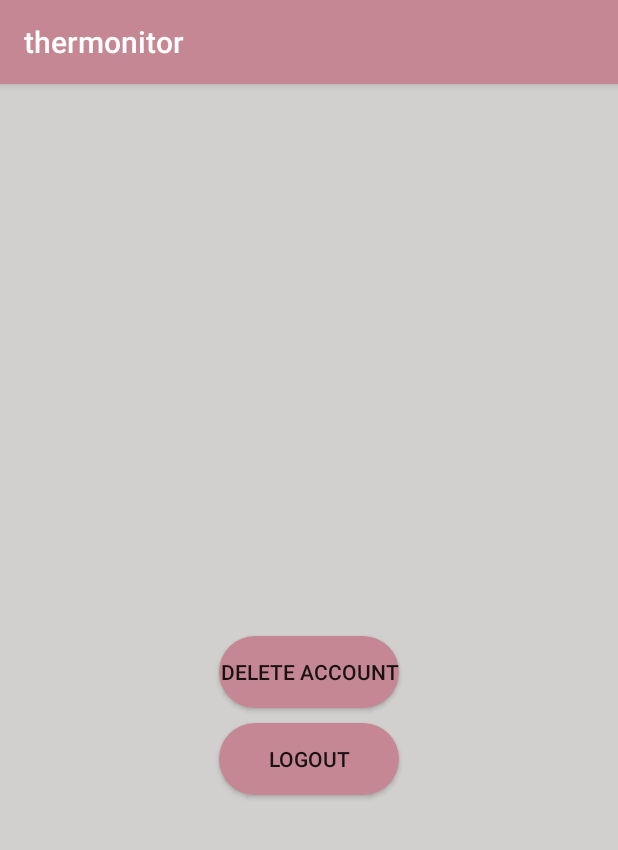
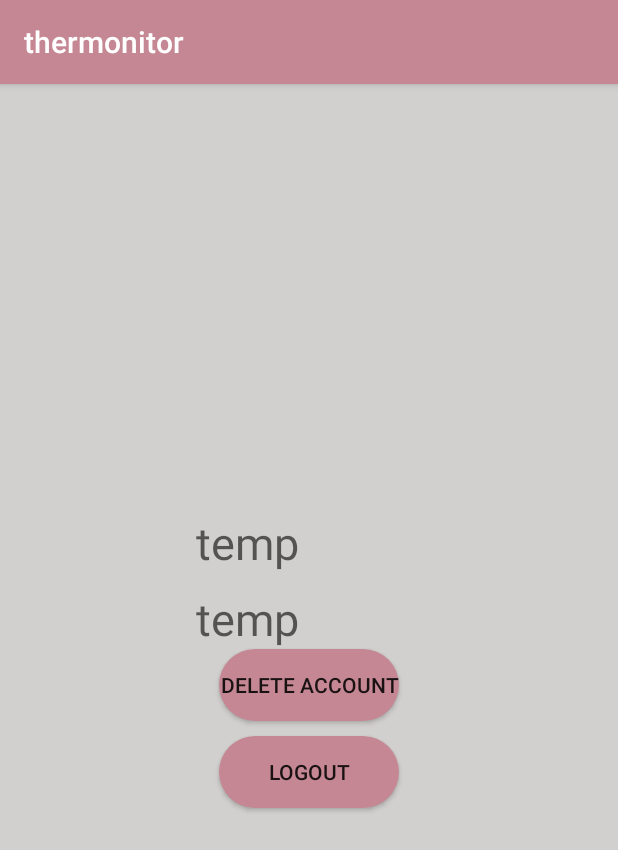
Before and after one commit to samarraly/Thermonitor, an Android app: the DeviceDetailActivity screen opened directly, with no data from a screen before it, on a phone screen of 412 x 824 dp. Shown: the top 850 px of the screen. Run offline under Robolectric (Android 15) with nearby library versions, the phone set to English and light mode, and no system bars; our stand-ins replace Firebase (no records; nobody signed in at launch, a user with empty details on screens opened directly).

Commit message:
Thermonitor

```diff
--- a/app/src/main/java/guc/edu/thermonitor/DeviceDetailActivity.java
+++ b/app/src/main/java/guc/edu/thermonitor/DeviceDetailActivity.java
@@ -5,11 +5,15 @@ import android.content.Intent;
 import android.support.annotation.NonNull;
 import android.support.v7.app.AppCompatActivity;
 import android.os.Bundle;
+import android.util.Log;
 import android.view.View;
 import android.widget.Button;
 import android.widget.TextView;
 import android.widget.Toast;
 
+import com.google.android.gms.auth.api.Auth;
+import com.google.android.gms.auth.api.signin.GoogleSignInOptions;
+import com.google.android.gms.common.api.GoogleApiClient;
 import com.google.android.gms.tasks.OnCompleteListener;
 import com.google.android.gms.tasks.Task;
 import com.google.firebase.auth.FirebaseAuth;
@@ -25,20 +29,29 @@ public class DeviceDetailActivity extends AppCompatActivity {
    Button logout;
    FirebaseUser auth;
    ProgressDialog progrees;
-   private TextView MsgTxt;
-   private FirebaseDatabase firebaseDatabase=FirebaseDatabase.getInstance();
-   private DatabaseReference mRootReference = firebaseDatabase.getReference();
-   private DatabaseReference mChildResference = mRootReference.child("message");
+   private GoogleApiClient mGoogleSignInClient;
+   //private TextView MsgTxt;
+   private TextView celsius;
+   private TextView fahrenheit;
+   private FirebaseDatabase firebaseDatabase;
+   private DatabaseReference myRef;
+   //private DatabaseReference mChildResference = mRootReference.child("message");
+   String currentEsp;
     @Override
     protected void onCreate(Bundle savedInstanceState) {
         super.onCreate(savedInstanceState);
         setContentView(R.layout.activity_device_detail);
+        Intent intent = getIntent();
+        currentEsp=intent.getStringExtra("name");
+        celsius = (TextView) findViewById(R.id.txtC);
+        fahrenheit = (TextView) findViewById(R.id.txtF);
         delete = (Button)findViewById(R.id.buttondelete);
         logout=(Button)findViewById(R.id.buttonlogout);
         auth= FirebaseAuth.getInstance().getCurrentUser();
-        MsgTxt=(TextView)findViewById(R.id.messsge);
+        firebaseDatabase = FirebaseDatabase.getInstance();
+        myRef = firebaseDatabase.getReference();
         progrees=new ProgressDialog(this);
-        MsgTxt.setText("Message Appear here");
+
 
         delete.setOnClickListener(new View.OnClickListener() {
             @Override
@@ -89,23 +102,55 @@ public class DeviceDetailActivity extends AppCompatActivity {
 
     }
 
+    //getting user
     @Override
     protected void onStart() {
+        GoogleSignInOptions gso = new GoogleSignInOptions.Builder(GoogleSignInOptions.DEFAULT_SIGN_IN)
+                .requestIdToken("874551466482-tjvm46r9lsvnj1k5k4qefs8ocmj5po1r.apps.googleusercontent.com")
+                .requestEmail()
+                .build();
+        mGoogleSignInClient = new GoogleApiClient.Builder(this)
+                .addApi(Auth.GOOGLE_SIGN_IN_API, gso)
+                .build();
+        mGoogleSignInClient.connect();
         super.onStart();
-        mChildResference.addValueEventListener(new ValueEventListener() {
+    }
+
+    public void readFromDatabase() {
+        // Read from the database
+        myRef.addValueEventListener(new ValueEventListener() {
             @Override
-            public void onDataChange(@NonNull DataSnapshot dataSnapshot) {
-                String message = dataSnapshot.getValue(String.class);
-                MsgTxt.setText(message);
-
+            public void onDataChange(DataSnapshot dataSnapshot) {
+                // This method is called once with the initial value and again
+                // whenever data at this location is updated.
+                showData(dataSnapshot);
             }
 
             @Override
-            public void onCancelled(@NonNull DatabaseError databaseError) {
-
+            public void onCancelled(DatabaseError error) {
+                // Failed to read value
+                Log.w("file", "Failed to read value.", error.toException());
             }
         });
+    }
 
-
+    private void showData(DataSnapshot dataSnapshot) {
+        for ( DataSnapshot ds : dataSnapshot.getChildren() ) {
+            if(currentEsp.equals("MyESPT")) {
+                Temperature temperature = new Temperature();
+                temperature.setCelsius(ds.child("MyESPT").getValue(Temperature.class).getCelsius());
+                temperature.setFahrenheit(ds.child("MyESPT").getValue(Temperature.class).getFahrenheit());
+                celsius.setText(temperature.getCelsius());
+                fahrenheit.setText(temperature.getFahrenheit());
+            }
+            else{
+                Temperature temperature = new Temperature();
+                temperature.setCelsius(ds.child("MyESPR").getValue(Temperature.class).getCelsius());
+                temperature.setFahrenheit(ds.child("MyESPR").getValue(Temperature.class).getFahrenheit());
+                celsius.setText(temperature.getCelsius());
+                fahrenheit.setText(temperature.getFahrenheit());
+            }
+            //tempList.setAdapter(tempAdapter);
+        }
     }
 }
--- a/app/src/main/res/layout/activity_device_detail.xml
+++ b/app/src/main/res/layout/activity_device_detail.xml
@@ -16,16 +16,20 @@
 
 
         <TextView
-            android:id="@+id/messsge"
-            android:layout_width="330dp"
+            android:id="@+id/txtC"
+            android:layout_width="150dp"
             android:layout_height="wrap_content"
-            android:layout_gravity="center"
-            android:layout_margin="10dp"
-            android:background="@drawable/edittext_style"
-            android:backgroundTint="#D1D0CE"
-            android:textAlignment="center"
+            android:layout_marginTop="10dp"
             android:textSize="30dp"
-            />
+            android:hint="temp"/>
+
+        <TextView
+            android:id="@+id/txtF"
+            android:layout_width="150dp"
+            android:layout_height="wrap_content"
+            android:layout_marginTop="10dp"
+            android:textSize="30dp"
+            android:hint="temp"/>
 
 
 
```
Also changed, not shown: app/src/main/java/guc/edu/thermonitor/Temperature.java (added, +31 -0 lines).
